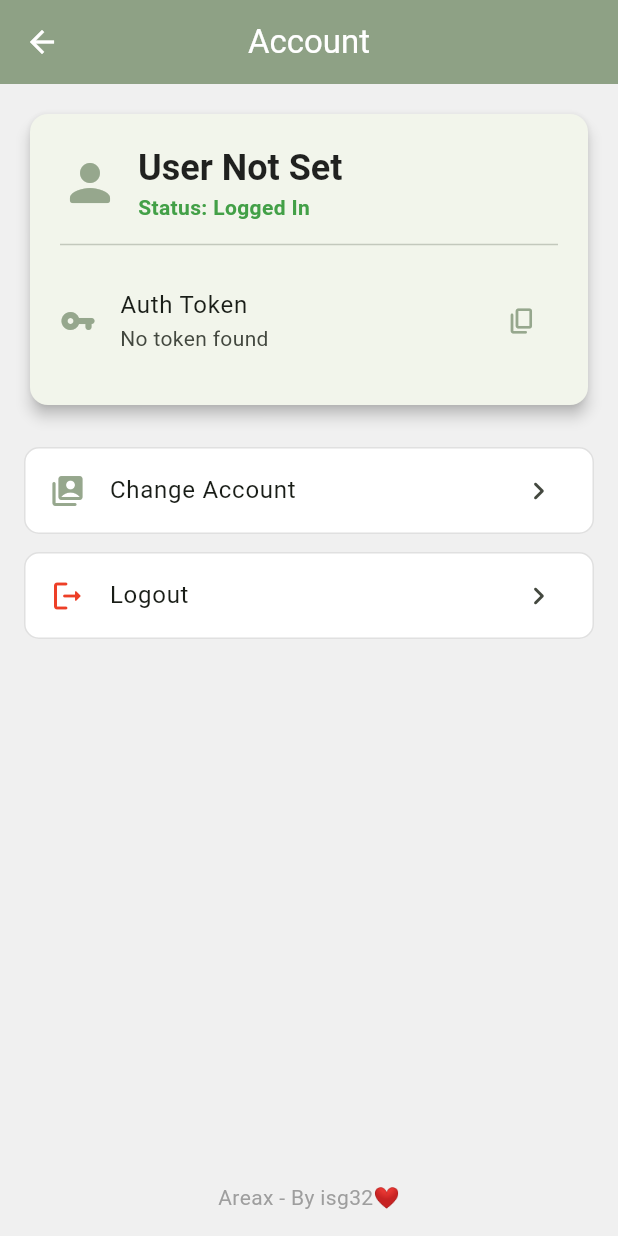
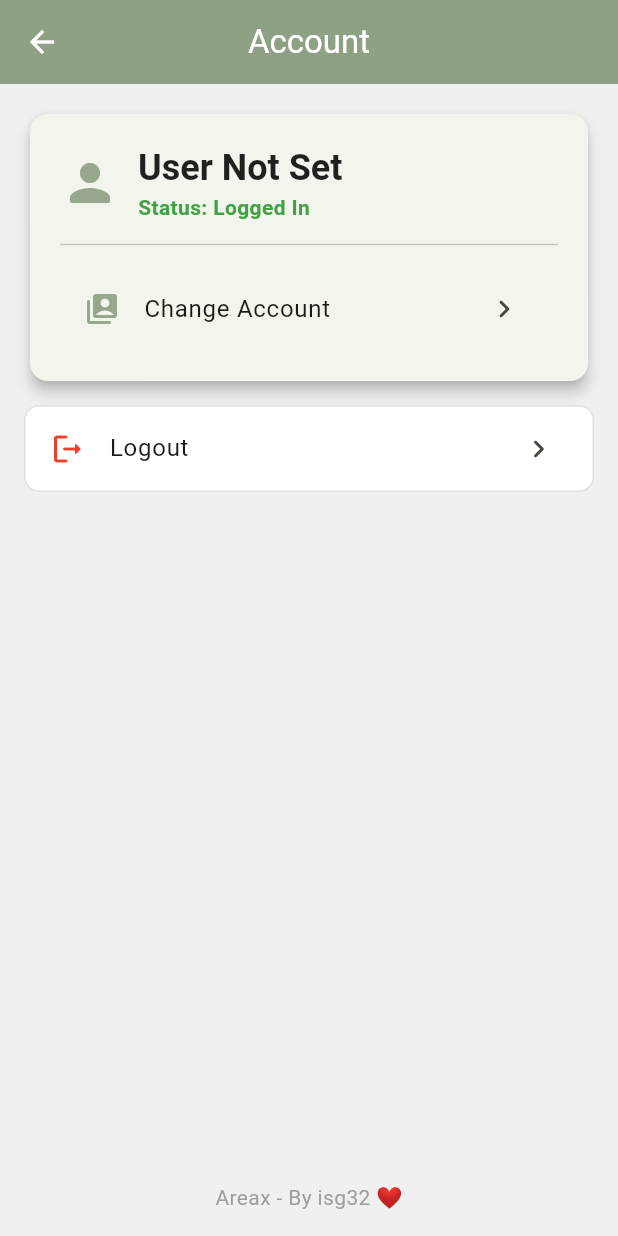
Before and after one commit to isg32/Areax, a Flutter app: the AccountScreen screen opened directly with empty values, on a phone screen of 412 x 824 dp. Run offline on Flutter 3.47's test engine with Material 3 defaults, Android fonts, the phone set to English and light mode, and no system bars; our stand-ins replace flutter_map, geolocator, latlong2, shared_preferences; accounts and stored records are empty.

Commit message:
areax[UI/TEXT]: Update UI and Texts
- Nuke Placeholder token copy [useless]

- Update some texts that i felt are more appropriate then the existing ones

Signed-off-by: Sapan Gajjar <sapangajjar101105@gmail.com>

```diff
--- a/lib/main.dart
+++ b/lib/main.dart
@@ -417,45 +417,18 @@
                     ),
                     const Divider(height: 30),
                     ListTile(
-                      leading: Icon(Icons.vpn_key_rounded, color: theme.colorScheme.primary),
-                      title: const Text('Auth Token'),
-                      subtitle: Text(
-                        authService.authToken ?? 'No token found',
-                        overflow: TextOverflow.ellipsis,
-                      ),
-                      trailing: IconButton(
-                        icon: const Icon(Icons.copy_rounded, size: 20),
-                        color: theme.colorScheme.primary,
-                        onPressed: () {
-                          Clipboard.setData(ClipboardData(text: authService.authToken ?? ''));
-                          ScaffoldMessenger.of(context).showSnackBar(
-                            const SnackBar(content: Text('Token copied!')),
-                          );
-                        },
-                      ),
-                      contentPadding: EdgeInsets.zero,
+                      leading: Icon(Icons.switch_account_rounded, color: theme.colorScheme.primary),
+                      title: const Text('Change Account'),
+                      trailing: const Icon(Icons.chevron_right_rounded),
+                      onTap: () {
+                        authService.logout();
+                      },
                     ),
                   ],
                 ),
               ),
             ),
-            const SizedBox(height: 24),
-
-            ListTile(
-              leading: Icon(Icons.switch_account_rounded, color: theme.colorScheme.primary),
-              title: const Text('Change Account'),
-              trailing: const Icon(Icons.chevron_right_rounded),
-              onTap: () {
-                 authService.logout();
-              },
-              shape: RoundedRectangleBorder(
-                borderRadius: BorderRadius.circular(10),
-                side: BorderSide(color: Colors.grey.shade300),
-              ),
-              tileColor: Colors.white,
-            ),
             const SizedBox(height: 12),
-
             ListTile(
               leading: const Icon(Icons.logout_rounded, color: kErrorColor),
               title: const Text('Logout'),
@@ -471,7 +444,7 @@
             const Spacer(),
             Center(
               child: Text(
-                'Areax - By isg32❤️',
+                'Areax - By isg32 ❤️',
                 style: TextStyle(color: Colors.grey.shade500),
               ),
             ),
@@ -534,7 +507,7 @@
   Widget build(BuildContext context) {
     return Scaffold(
       appBar: AppBar(
-        title: const Text('Areas to be Mapped'),
+        title: const Text('Area List'),
         actions: [
           IconButton(
             icon: const Icon(Icons.refresh_rounded),
```
